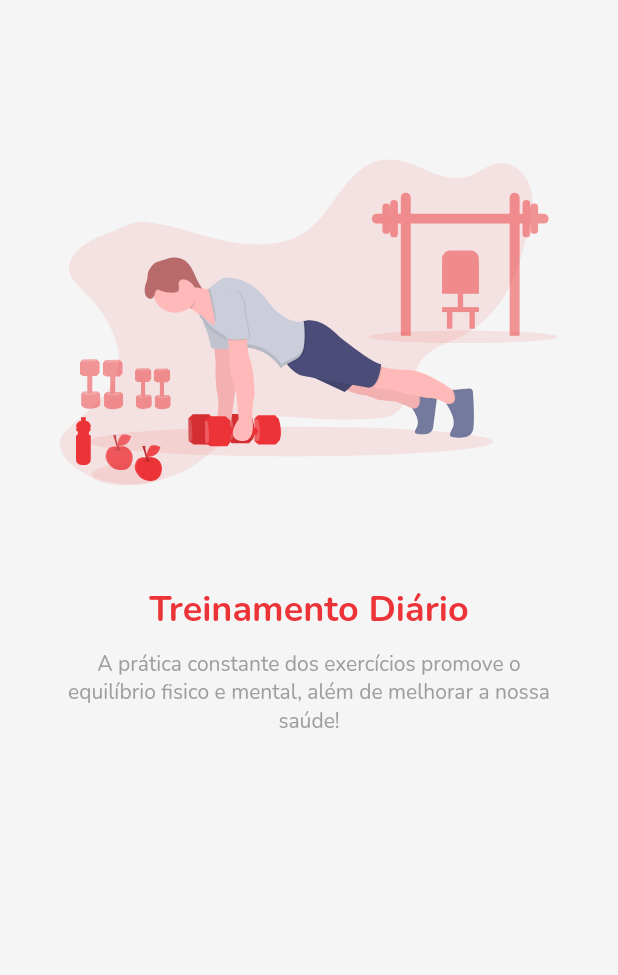
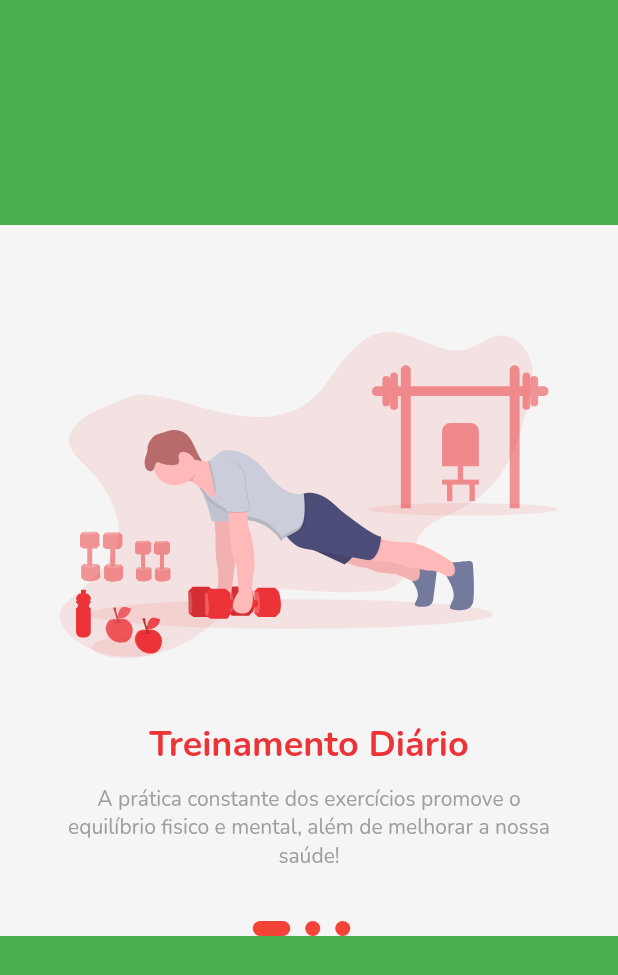
Before and after one commit to ErisvaldoCorreia/beta_academia, a Flutter app: the screen it shows after launch, on a phone screen of 412 x 824 dp. Shown: the top 975 px of the screen. Run offline on Flutter 3.47's test engine with Material 2 defaults, Android fonts, the phone set to English and light mode, and no system bars; our stand-ins replace flutter_svg, google_fonts.

Commit message:
constroi paginator e define positions

```diff
--- a/lib/onboarding.page.dart
+++ b/lib/onboarding.page.dart
@@ -8,18 +8,32 @@ class Onboarding extends StatefulWidget {
 }
 
 class _OnboardingState extends State<Onboarding> {
+  int currentIndex = 0;
   @override
   Widget build(BuildContext context) {
     return Scaffold(
       backgroundColor: Colors.grey[100],
-      body: PageView.builder(
+      body: Column(
+        children: [
+          Container(
+            height: 150,
+            width: double.infinity,
+            color: Colors.green,
+          ),
+          Expanded(
+            child: PageView.builder(
               itemCount: content.length,
+              onPageChanged: (int index) {
+                setState(() {
+                  currentIndex = index;
+                });
+              },
               itemBuilder: (_, i) {
                 return Padding(
-            padding: const EdgeInsets.all(40.0),
+                  padding: const EdgeInsets.symmetric(horizontal: 40.0, vertical: 30.0),
                   child: Column(
                     children: [
-                SvgPicture.asset(content[i].image, height: 350,),
+                      SvgPicture.asset(content[i].image, height: 300,),
                       Text(content[i].title, style: GoogleFonts.nunito(fontSize: 24, fontWeight: FontWeight.bold, color: Color(0xffec3337)),), //#fcee22
                       SizedBox(height: 10,),
                       Text(content[i].description, textAlign: TextAlign.center, style: GoogleFonts.nunito(fontSize: 14, color: Colors.grey),)
@@ -27,6 +41,36 @@ class _OnboardingState extends State<Onboarding> {
                   ),
                 );
               }
+            ),
+          ),
+          Container(
+            child: Row(
+              mainAxisAlignment: MainAxisAlignment.center,
+              children:
+                List.generate(
+                  content.length,
+                  (index) => buildDots(index),
+                ),
+            ),
+          ),
+           Container(
+            height: 200,
+            width: double.infinity,
+            color: Colors.green,
+          ),
+        ],
+      ),
+    );
+  }
+
+  Container buildDots(int index) {
+    return Container(
+                  margin: EdgeInsets.only(right: 10.0),
+                  height: 10,
+                  width: currentIndex == index ? 25 : 10,
+                  decoration: BoxDecoration(
+                    borderRadius: BorderRadius.circular(20),
+                    color: Colors.red,
                   ),
                 );
   }
```
Lines whose indentation alone changed are shown as unchanged.
